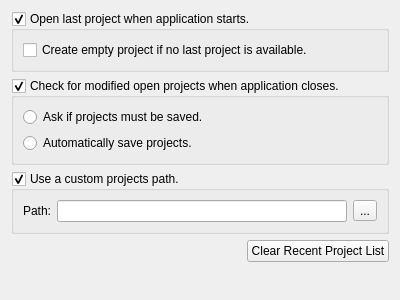
JPNaude/Qtilities, file src/ProjectManagement/source/ProjectManagementConfig.ui: the form before one commit.
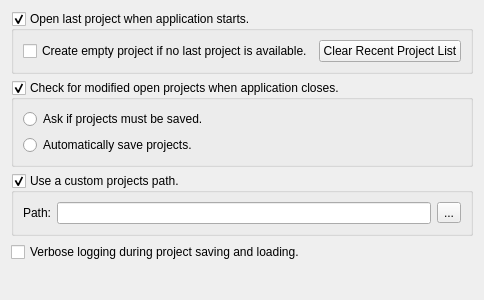
The form after the commit.

Commit message: ProjectManager now has the option to print verbose logs during project loading and saving.

What changed in the file:
```diff
--- a/src/ProjectManagement/source/ProjectManagementConfig.ui
+++ b/src/ProjectManagement/source/ProjectManagementConfig.ui
@@ -6,7 +6,7 @@
    <rect>
     <x>0</x>
     <y>0</y>
-    <width>400</width>
+    <width>436</width>
     <height>300</height>
    </rect>
   </property>
@@ -22,7 +22,7 @@
      <property name="checkable">
       <bool>true</bool>
      </property>
-     <layout class="QVBoxLayout" name="verticalLayout_2">
+     <layout class="QHBoxLayout" name="horizontalLayout_3">
       <item>
        <widget class="QCheckBox" name="chkCreateNewOnStartup">
         <property name="text">
@@ -30,6 +30,26 @@
         </property>
        </widget>
       </item>
+      <item>
+       <spacer name="horizontalSpacer">
+        <property name="orientation">
+         <enum>Qt::Horizontal</enum>
+        </property>
+        <property name="sizeHint" stdset="0">
+         <size>
+          <width>40</width>
+          <height>20</height>
+         </size>
+        </property>
+       </spacer>
+      </item>
+      <item>
+       <widget class="QPushButton" name="btnClearRecentProjectList">
+        <property name="text">
+         <string>Clear Recent Project List</string>
+        </property>
+       </widget>
+      </item>
      </layout>
     </widget>
    </item>
@@ -92,28 +112,14 @@
     </widget>
    </item>
    <item>
-    <layout class="QHBoxLayout" name="horizontalLayout">
-     <item>
-      <spacer name="horizontalSpacer">
-       <property name="orientation">
-        <enum>Qt::Horizontal</enum>
-       </property>
-       <property name="sizeHint" stdset="0">
-        <size>
-         <width>40</width>
-         <height>20</height>
-        </size>
-       </property>
-      </spacer>
-     </item>
-     <item>
-      <widget class="QPushButton" name="btnClearRecentProjectList">
-       <property name="text">
-        <string>Clear Recent Project List</string>
-       </property>
-      </widget>
-     </item>
-    </layout>
+    <widget class="QCheckBox" name="checkVerboseLogging">
+     <property name="toolTip">
+      <string>This setting enables verbose logging output during project loading and saving operations. This provides detailed information about the saving and loading processes, but it comes at the cost of slower saving and loading.</string>
+     </property>
+     <property name="text">
+      <string>Verbose logging during project saving and loading.</string>
+     </property>
+    </widget>
    </item>
    <item>
     <spacer name="verticalSpacer">
```
Left out of the diff: 27 changed lines with no effect on the pictures. The commit also changes 5 other files.
